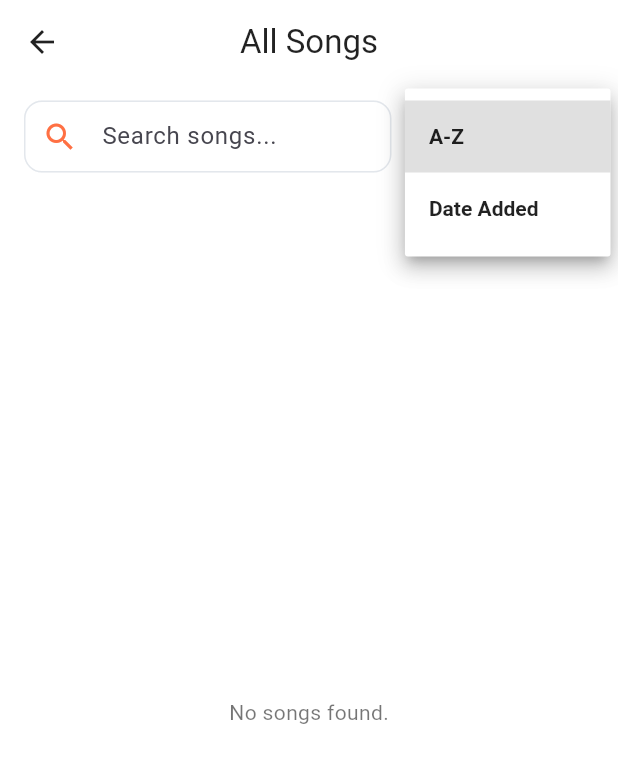
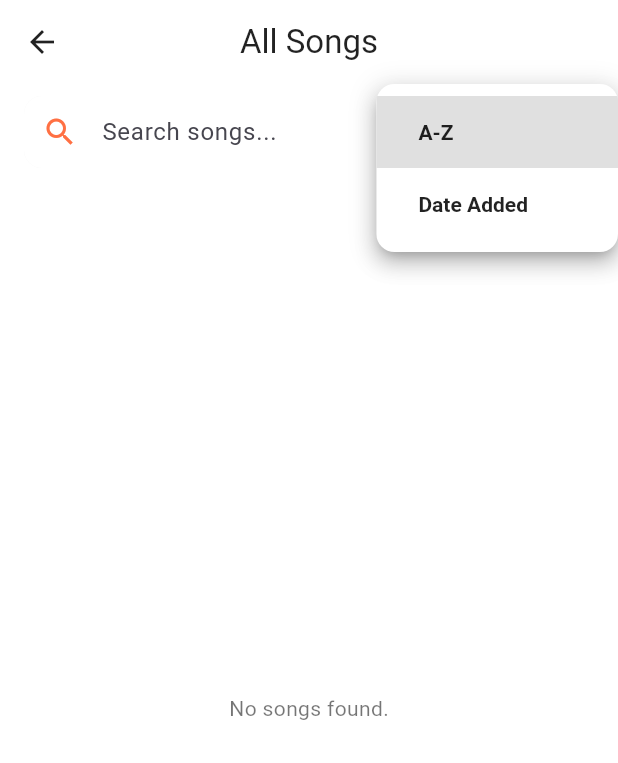
Before and after one commit to rajendra7169/blazeplayer, a Flutter app: the AllSongsScreen screen opened directly, after a tap on "A-Z", on a phone screen of 412 x 824 dp. Shown: the top 763 px of the screen. Run offline on Flutter 3.47's test engine with Material 3 defaults, Android fonts, the phone set to English and light mode, and no system bars; our stand-ins replace equatable, file_picker, firebase_auth, firebase_core, font_awesome_flutter, google_sign_in and 5 more; missing offline and left inert: audio_session, flutter_facebook_auth; accounts and stored records are empty.

Commit message:
feat: Add music search functionality with recent searches support

```diff
--- a/lib/features/music_library/screens/all_songs_screen.dart
+++ b/lib/features/music_library/screens/all_songs_screen.dart
@@ -4,6 +4,7 @@ import 'package:provider/provider.dart';
 import '../../player/providers/music_player_provider.dart';
 import '../../player/widgets/cached_artwork_widget.dart';
 import '../../player/widgets/mini_player.dart';
+import '../../player/models/song_model.dart';
 
 class AllSongsScreen extends StatefulWidget {
   const AllSongsScreen({super.key});
@@ -95,6 +96,20 @@ class _AllSongsScreenState extends State<AllSongsScreen> {
                             hintText: 'Search songs...',
                             prefixIcon: Icon(Icons.search, color: accentColor),
                             border: InputBorder.none,
+                            enabledBorder: OutlineInputBorder(
+                              borderRadius: BorderRadius.circular(12),
+                              borderSide: BorderSide(
+                                color: Colors.transparent,
+                                width: 0,
+                              ),
+                            ),
+                            focusedBorder: OutlineInputBorder(
+                              borderRadius: BorderRadius.circular(12),
+                              borderSide: BorderSide(
+                                color: accentColor,
+                                width: 2,
+                              ),
+                            ),
                             contentPadding: const EdgeInsets.symmetric(
                               vertical: 0,
                               horizontal: 12,
@@ -112,31 +127,59 @@ class _AllSongsScreenState extends State<AllSongsScreen> {
                     ),
                     const SizedBox(width: 12),
                     Container(
+                      height: 44,
+                      constraints: BoxConstraints(minWidth: 110),
                       padding: const EdgeInsets.symmetric(
-                        horizontal: 12,
-                        vertical: 2,
+                        horizontal: 0,
+                        vertical: 0,
                       ),
                       decoration: BoxDecoration(
                         color: isDark ? Colors.white10 : Colors.grey[100],
                         borderRadius: BorderRadius.circular(12),
-                        border: Border.all(color: accentColor, width: 1),
+                      ),
+                      child: Theme(
+                        data: Theme.of(context).copyWith(
+                          canvasColor: isDark
+                              ? const Color(0xFF232323)
+                              : Colors.white,
+                          highlightColor: accentColor.withOpacity(0.15),
                         ),
                         child: DropdownButtonHideUnderline(
                           child: DropdownButton<String>(
                             value: _sortType,
+                            icon: Icon(
+                              Icons.arrow_drop_down,
+                              color: accentColor,
+                            ),
+                            style: TextStyle(
+                              color: isDark ? Colors.white : Colors.black87,
+                              fontWeight: FontWeight.w600,
+                              fontSize: 14,
+                            ),
+                            borderRadius: BorderRadius.circular(12),
                             dropdownColor: isDark
                                 ? const Color(0xFF232323)
                                 : Colors.white,
-                          style: TextStyle(
-                            color: isDark ? Colors.white : Colors.black87,
-                            fontWeight: FontWeight.w600,
+                            items: const [
+                              DropdownMenuItem(
+                                value: 'A-Z',
+                                child: Padding(
+                                  padding: EdgeInsets.symmetric(
+                                    horizontal: 12,
+                                    vertical: 8,
                                   ),
-                          icon: Icon(Icons.arrow_drop_down, color: accentColor),
-                          items: const [
-                            DropdownMenuItem(value: 'A-Z', child: Text('A-Z')),
+                                  child: Text('A-Z'),
+                                ),
+                              ),
                               DropdownMenuItem(
                                 value: 'Date Added',
+                                child: Padding(
+                                  padding: EdgeInsets.symmetric(
+                                    horizontal: 12,
+                                    vertical: 8,
+                                  ),
                                   child: Text('Date Added'),
+                                ),
                               ),
                             ],
                             onChanged: (value) {
@@ -145,6 +188,7 @@ class _AllSongsScreenState extends State<AllSongsScreen> {
                                 _applyFilter();
                               }
                             },
+                          ),
                         ),
                       ),
                     ),
@@ -164,7 +208,7 @@ class _AllSongsScreenState extends State<AllSongsScreen> {
                         ),
                       )
                     : ListView.builder(
-                        padding: const EdgeInsets.all(16),
+                        padding: const EdgeInsets.fromLTRB(16, 16, 16, 100),
                         itemCount: _filteredSongs.length,
                         itemBuilder: (context, index) {
                           final song = _filteredSongs[index];
@@ -203,8 +247,45 @@ class _AllSongsScreenState extends State<AllSongsScreen> {
                                       : Colors.black54,
                                 ),
                               ),
-                              onTap: () {
-                                // TODO: Play song or open player
+                              onTap: () async {
+                                final playerProvider =
+                                    Provider.of<MusicPlayerProvider>(
+                                      context,
+                                      listen: false,
+                                    );
+                                playerProvider.setPlaylist(
+                                  _filteredSongs
+                                      .map(
+                                        (song) => Song(
+                                          id: song.id.toString(),
+                                          title: song.title,
+                                          artist:
+                                              song.artist ?? 'Unknown Artist',
+                                          album: song.album ?? '',
+                                          albumArt: song.id.toString(),
+                                          duration: Duration(
+                                            milliseconds: song.duration ?? 0,
+                                          ),
+                                          genre: song.genre,
+                                          filePath: song.data,
+                                        ),
+                                      )
+                                      .toList(),
+                                );
+                                await playerProvider.playSong(
+                                  Song(
+                                    id: song.id.toString(),
+                                    title: song.title,
+                                    artist: song.artist ?? 'Unknown Artist',
+                                    album: song.album ?? '',
+                                    albumArt: song.id.toString(),
+                                    duration: Duration(
+                                      milliseconds: song.duration ?? 0,
+                                    ),
+                                    genre: song.genre,
+                                    filePath: song.data,
+                                  ),
+                                );
                               },
                             ),
                           );
--- a/lib/features/player/providers/music_player_provider.dart
+++ b/lib/features/player/providers/music_player_provider.dart
@@ -51,6 +51,7 @@ class MusicPlayerProvider extends ChangeNotifier {
   List<Song> get playlist => _playlist;
   Duration? get duration => _audioService.duration;
   List<Song> get recentlyPlayedSongs => List.unmodifiable(_recentlyPlayedSongs);
+  List<Song> get allSongs => List.unmodifiable(_originalPlaylist);
 
   List<Song> get recommendedSongs {
     // Recommend by most played
```
Also changed, not shown: lib/features/home/screens/music_home_screen.dart (+7 -2 lines), lib/features/search/music_search_delegate.dart (added, +290 -0 lines). Lines whose indentation alone changed are shown as unchanged.
